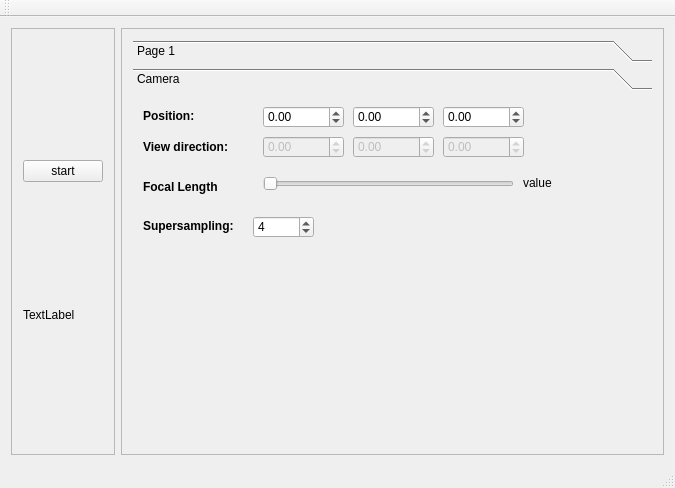
awegsche/QtRaytracer, file mainwindow.ui: the form before one commit.
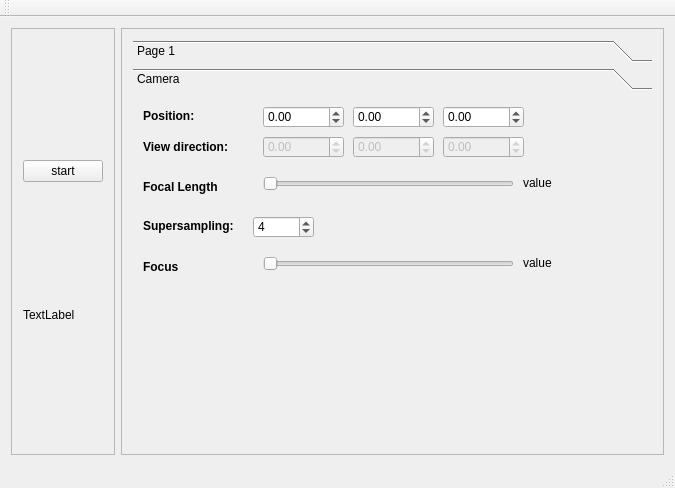
The form after the commit.

The edit to the form file:
```diff
--- a/mainwindow.ui
+++ b/mainwindow.ui
@@ -97,8 +97,8 @@
            <rect>
             <x>0</x>
             <y>0</y>
-            <width>536</width>
-            <height>343</height>
+            <width>544</width>
+            <height>352</height>
            </rect>
           </property>
           <attribute name="label">
@@ -336,6 +336,57 @@
             <number>4</number>
            </property>
           </widget>
+          <widget class="QLabel" name="label_5">
+           <property name="geometry">
+            <rect>
+             <x>10</x>
+             <y>160</y>
+             <width>111</width>
+             <height>21</height>
+            </rect>
+           </property>
+           <property name="font">
+            <font>
+             <weight>75</weight>
+             <bold>true</bold>
+            </font>
+           </property>
+           <property name="text">
+            <string>Focus</string>
+           </property>
+          </widget>
+          <widget class="QSlider" name="focusSlider">
+           <property name="geometry">
+            <rect>
+             <x>130</x>
+             <y>160</y>
+             <width>251</width>
+             <height>16</height>
+            </rect>
+           </property>
+           <property name="minimum">
+            <number>1</number>
+           </property>
+           <property name="maximum">
+            <number>10000</number>
+           </property>
+           <property name="orientation">
+            <enum>Qt::Horizontal</enum>
+           </property>
+          </widget>
+          <widget class="QLabel" name="focusValue">
+           <property name="geometry">
+            <rect>
+             <x>390</x>
+             <y>160</y>
+             <width>58</width>
+             <height>14</height>
+            </rect>
+           </property>
+           <property name="text">
+            <string>value</string>
+           </property>
+          </widget>
          </widget>
         </widget>
        </item>
```
Left out of the diff: 8 changed lines with no effect on the pictures.
